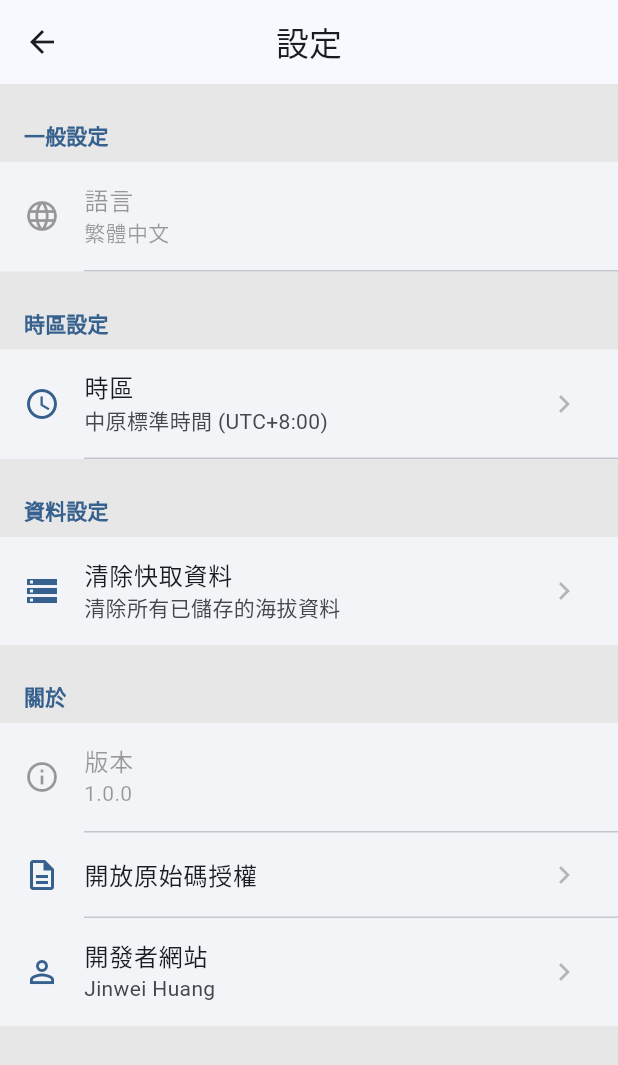
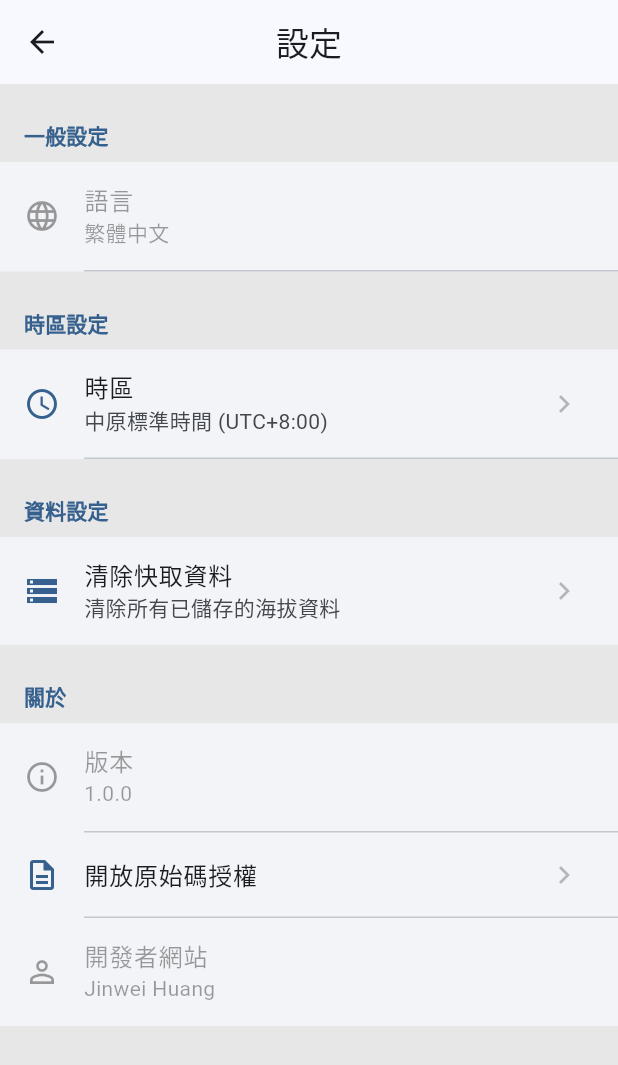
Before and after one commit to jinweihuang20/elevation_checker, a Flutter app: the screen it shows after launch, after a tap on the "settings" icon, on a phone screen of 412 x 824 dp. Shown: the top 1065 px of the screen. Run offline on Flutter 3.47's test engine with Material 3 defaults, Android fonts, the light colour scheme and no system bars; our stand-ins replace flutter_map, geolocator, latlong2, shared_preferences.

Commit message:
✨ 更新：優化首頁與查詢畫面 UI
- 在首頁中根據海拔高度動態調整背景顏色，提升視覺效果。
- 更新查詢畫面中的文本樣式，改善可讀性與整體設計。
- 調整海拔顯示的字體樣式，增強信息的突出性。
- 在設定畫面中禁用開發者網站連結以避免誤點擊。

```diff
--- a/lib/screens/home_screen.dart
+++ b/lib/screens/home_screen.dart
@@ -1,10 +1,11 @@
 import 'package:flutter/material.dart';
-import 'package:geolocator/geolocator.dart';
+
 import 'package:provider/provider.dart';
 import '../widgets/elevation_display.dart';
 import '../widgets/location_info.dart';
 import '../services/location_service.dart';
 import '../services/elevation_service.dart';
+import '../services/elevation_color_service.dart';
 import '../models/location_data.dart';
 import 'settings_screen.dart';
 
@@ -126,7 +127,13 @@ class _HomeScreenState extends State<HomeScreen> {
           ),
         ],
       ),
-      body: SafeArea(
+      backgroundColor: _locationData?.elevation != null
+          ? ElevationColorService.getColorAndLabel(_locationData!.elevation!)
+              .$1
+              .withOpacity(0.9)
+          : Colors.blue.withOpacity(0.1),
+      body: Container(
+        child: SafeArea(
           child: Padding(
             padding: const EdgeInsets.all(16.0),
             child: Column(
@@ -162,6 +169,7 @@ class _HomeScreenState extends State<HomeScreen> {
             ),
           ),
         ),
+      ),
     );
   }
 }
--- a/lib/screens/query_screen.dart
+++ b/lib/screens/query_screen.dart
@@ -145,6 +145,7 @@ class _QueryScreenState extends State<QueryScreen> {
           )
         ],
       ),
+      backgroundColor: Color.fromARGB(255, 53, 53, 53),
       body: Column(
         children: [
           Column(
@@ -156,9 +157,18 @@ class _QueryScreenState extends State<QueryScreen> {
                     Expanded(
                       child: TextField(
                         controller: _latController,
+                        style: Theme.of(context).textTheme.bodyLarge?.copyWith(
+                              color: Colors.white,
+                            ),
                         decoration: const InputDecoration(
                           labelText: '緯度',
-                          hintText: '例如: 25.033964',
+                          hintText: '請輸入緯度',
+                          labelStyle: TextStyle(
+                            color: Colors.white,
+                          ),
+                          hintStyle: TextStyle(
+                            color: Color.fromARGB(255, 110, 110, 110),
+                          ),
                         ),
                         keyboardType: const TextInputType.numberWithOptions(
                           decimal: true,
@@ -170,9 +180,18 @@ class _QueryScreenState extends State<QueryScreen> {
                     Expanded(
                       child: TextField(
                         controller: _lngController,
+                        style: Theme.of(context).textTheme.bodyLarge?.copyWith(
+                              color: Colors.white,
+                            ),
                         decoration: const InputDecoration(
                           labelText: '經度',
-                          hintText: '例如: 121.564468',
+                          hintText: '請輸入經度',
+                          labelStyle: TextStyle(
+                            color: Colors.white,
+                          ),
+                          hintStyle: TextStyle(
+                            color: Color.fromARGB(255, 110, 110, 110),
+                          ),
                         ),
                         keyboardType: const TextInputType.numberWithOptions(
                           decimal: true,
@@ -211,27 +230,19 @@ class _QueryScreenState extends State<QueryScreen> {
                   ],
                 ),
               ),
-              if (_isLoadingElevation)
-                Padding(
-                  padding: const EdgeInsets.symmetric(horizontal: 16.0),
-                  child: Row(
-                    children: const [
-                      SizedBox(
-                        width: 16,
-                        height: 16,
-                        child: CircularProgressIndicator(strokeWidth: 2),
+              Padding(
+                padding: const EdgeInsets.symmetric(horizontal: 16.0),
+                child: _isLoadingElevation
+                    ? const CircularProgressIndicator()
+                    : Text(
+                        _elevation == null
+                            ? '發生錯誤，請重試'
+                            : '海拔：${_elevation!.toStringAsFixed(1)} 公尺',
+                        style: Theme.of(context).textTheme.bodyLarge?.copyWith(
+                              color: Colors.white,
+                            ),
                       ),
-                    ],
-                  ),
-                )
-              else if (_elevation != null)
-                Padding(
-                  padding: const EdgeInsets.symmetric(horizontal: 16.0),
-                  child: Text(
-                    '海拔：${_elevation!.toStringAsFixed(1)} 公尺',
-                    style: Theme.of(context).textTheme.bodyLarge,
-                  ),
-                ),
+              ),
             ],
           ),
           Expanded(
--- a/lib/screens/settings_screen.dart
+++ b/lib/screens/settings_screen.dart
@@ -193,6 +193,7 @@ class SettingsScreen extends StatelessWidget {
                 subtitle: 'Jinwei Huang',
                 onTap: () =>
                     _launchURL(context, 'https://github.com/jinwei-huang'),
+                enabled: false,
                 showDivider: false,
               ),
             ],
--- a/lib/services/elevation_color_service.dart
+++ b/lib/services/elevation_color_service.dart
@@ -36,17 +36,17 @@ class ElevationColorService {
     ),
     _ElevationColorRange(
       max: 2000,
-      color: Color(0xFFFFCC80), // 淺橘色 - 中高山
+      color: Color.fromARGB(255, 167, 144, 111), // 淺橘色 - 中高山
       label: '中高山',
     ),
     _ElevationColorRange(
       max: 3000,
-      color: Color(0xFFFFB74D), // 中等橘色 - 高山
+      color: Color.fromARGB(255, 247, 200, 130), // 中等橘色 - 高山
       label: '高山',
     ),
     _ElevationColorRange(
       max: double.infinity,
-      color: Color(0xFFBCAAA4), // 淺棕色 - 極高山
+      color: Color.fromARGB(255, 255, 255, 255), // 淺棕色 - 極高山
       label: '極高山',
     ),
   ];
--- a/lib/widgets/elevation_display.dart
+++ b/lib/widgets/elevation_display.dart
@@ -151,13 +151,17 @@ class ElevationDisplay extends StatelessWidget {
                   crossAxisAlignment: CrossAxisAlignment.baseline,
                   textBaseline: TextBaseline.alphabetic,
                   children: [
-                    Text(
-                      locationData?.elevation?.toStringAsFixed(1) ?? '--',
-                      style:
-                          Theme.of(context).textTheme.displayMedium?.copyWith(
-                                color: textColor,
-                                fontWeight: FontWeight.w600,
-                              ),
+                    Padding(
+                      padding: const EdgeInsets.only(top: 10),
+                      child: Text(
+                        locationData?.elevation?.toStringAsFixed(1) ?? '--',
+                        style:
+                            Theme.of(context).textTheme.displayMedium?.copyWith(
+                                  color: textColor,
+                                  fontWeight: FontWeight.w900,
+                                  letterSpacing: 5,
+                                ),
+                      ),
                     ),
                     const SizedBox(width: 8),
                     Text(
```
Lines whose indentation alone changed are shown as unchanged.
